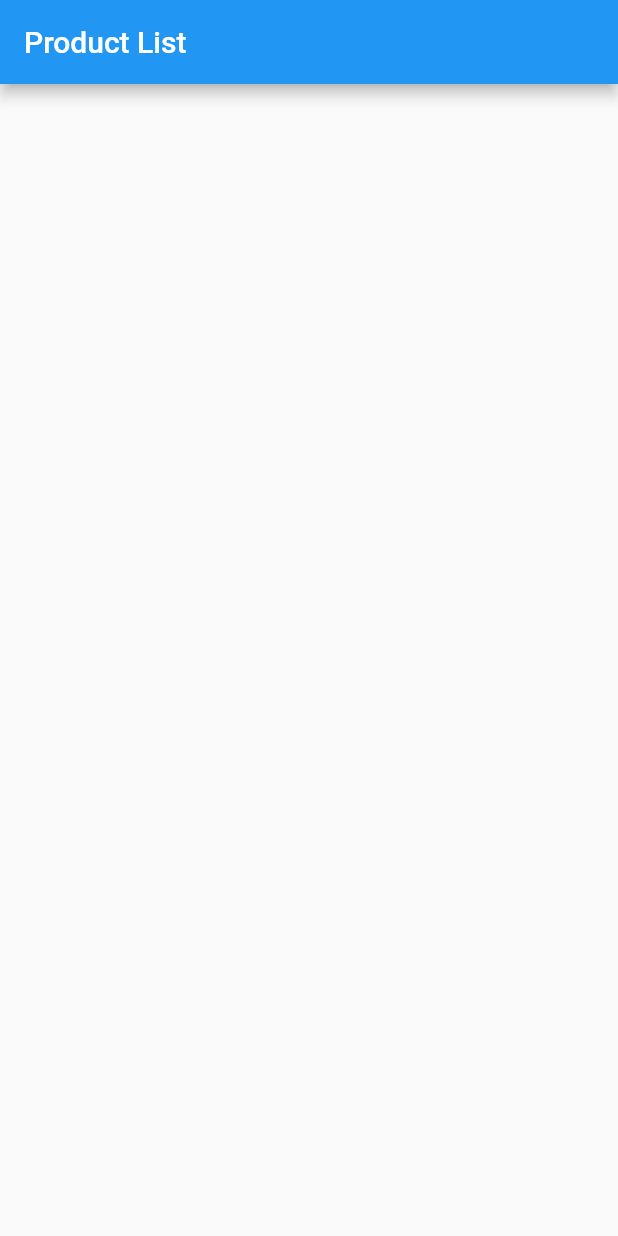
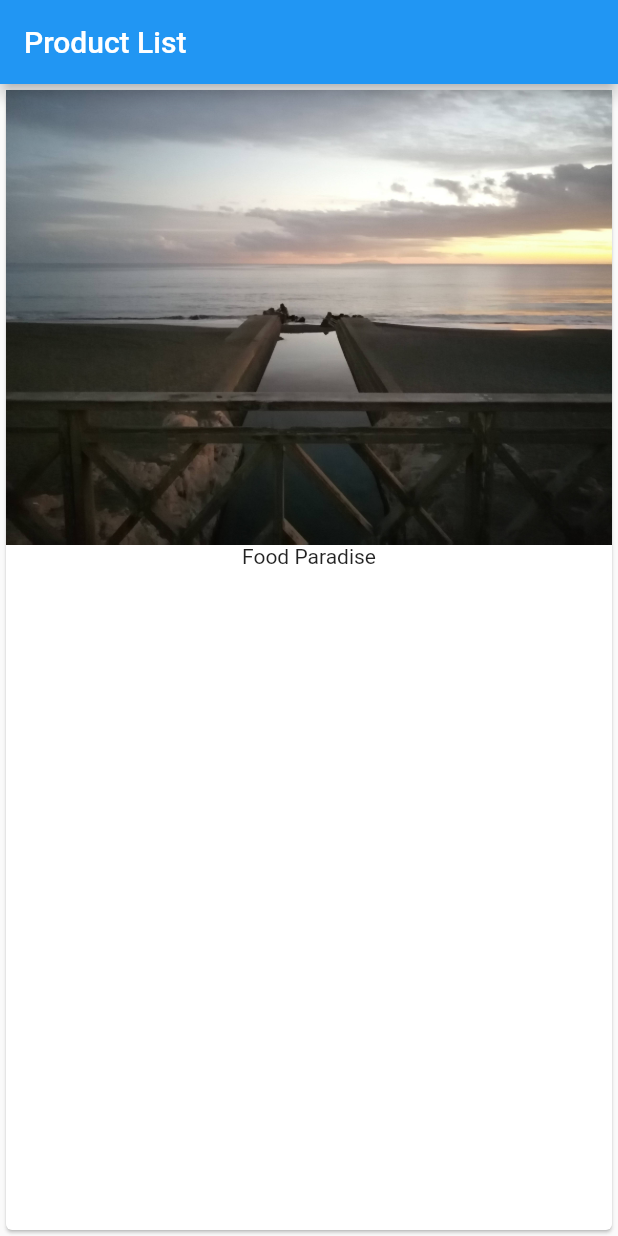
Before and after one commit to jonathanpperry/flutter-product-list, a Flutter app: the screen it shows after launch, on a phone screen of 412 x 824 dp. Run offline on Flutter 3.47's test engine with Material 2 defaults, Android fonts, the phone set to English and light mode, and no system bars.

Commit message:
Added card with text as first widget in body

```diff
--- a/lib/main.dart
+++ b/lib/main.dart
@@ -13,6 +13,11 @@ class ProductsApp extends StatelessWidget {
         appBar: AppBar(
           title: Text("Product List"),
         ),
+        body: Card(
+          child: Column(
+            children: [Image.asset("assets/beach.jpg"), Text("Food Paradise")],
+          ),
+        ),
       ),
     );
   }
--- a/pubspec.yaml
+++ b/pubspec.yaml
@@ -45,9 +45,8 @@ flutter:
   uses-material-design: true
 
   # To add assets to your application, add an assets section, like this:
-  # assets:
-  #   - images/a_dot_burr.jpeg
-  #   - images/a_dot_ham.jpeg
+  assets:
+    - assets/beach.jpg
 
   # An image asset can refer to one or more resolution-specific "variants", see
   # https://flutter.dev/assets-and-images/#resolution-aware.
```
Also changed, not shown: assets/beach.jpg (added).
